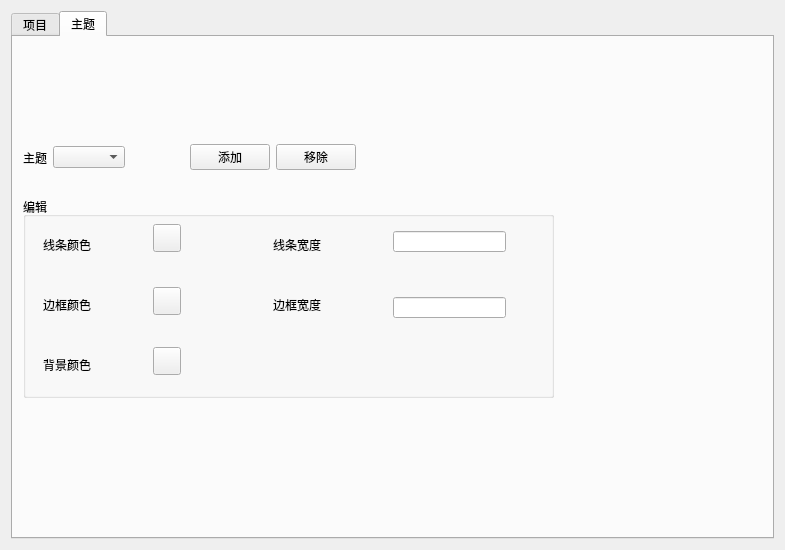
Old version of the form setting.ui in the repository qiuzhiqian/TimeKiller.
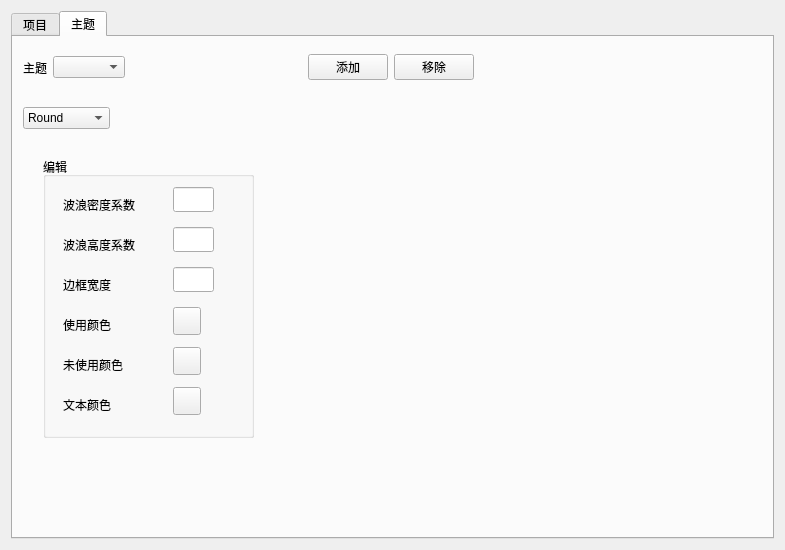
New version of the form. The open tabs and pages were chosen to show the change.

Patch:
```diff
--- a/setting.ui
+++ b/setting.ui
@@ -63,13 +63,95 @@
       <attribute name="title">
        <string>主题</string>
       </attribute>
+      <widget class="QWidget" name="horizontalLayoutWidget">
+       <property name="geometry">
+        <rect>
+         <x>10</x>
+         <y>10</y>
+         <width>451</width>
+         <height>41</height>
+        </rect>
+       </property>
+       <layout class="QHBoxLayout" name="selectLayout">
+        <item>
+         <widget class="QLabel" name="label">
+          <property name="text">
+           <string>主题</string>
+          </property>
+         </widget>
+        </item>
+        <item>
+         <widget class="QComboBox" name="cmb_themelist"/>
+        </item>
+        <item>
+         <spacer name="horizontalSpacer">
+          <property name="orientation">
+           <enum>Qt::Horizontal</enum>
+          </property>
+          <property name="sizeHint" stdset="0">
+           <size>
+            <width>40</width>
+            <height>20</height>
+           </size>
+          </property>
+         </spacer>
+        </item>
+        <item>
+         <widget class="QPushButton" name="pushButton_2">
+          <property name="text">
+           <string>添加</string>
+          </property>
+         </widget>
+        </item>
+        <item>
+         <widget class="QPushButton" name="pushButton">
+          <property name="text">
+           <string>移除</string>
+          </property>
+         </widget>
+        </item>
+       </layout>
+      </widget>
+      <widget class="QComboBox" name="cmb_style">
+       <property name="geometry">
+        <rect>
+         <x>10</x>
+         <y>70</y>
+         <width>87</width>
+         <height>22</height>
+        </rect>
+       </property>
+       <item>
+        <property name="text">
+         <string>Round</string>
+        </property>
+       </item>
+       <item>
+        <property name="text">
+         <string>Water</string>
+        </property>
+       </item>
+      </widget>
+      <widget class="QStackedWidget" name="stackedWidget">
+       <property name="geometry">
+        <rect>
+         <x>20</x>
+         <y>110</y>
+         <width>441</width>
+         <height>351</height>
+        </rect>
+       </property>
+       <property name="currentIndex">
+        <number>1</number>
+       </property>
+       <widget class="QWidget" name="page_round">
       <widget class="QGroupBox" name="groupBox">
        <property name="geometry">
         <rect>
          <x>10</x>
-         <y>160</y>
-         <width>531</width>
-         <height>201</height>
+           <y>10</y>
+           <width>211</width>
+           <height>231</height>
         </rect>
        </property>
        <property name="title">
@@ -91,8 +173,8 @@
        <widget class="QLabel" name="label_4">
         <property name="geometry">
          <rect>
-          <x>250</x>
-          <y>40</y>
+            <x>20</x>
+            <y>160</y>
           <width>72</width>
           <height>15</height>
          </rect>
@@ -104,9 +186,9 @@
        <widget class="QLineEdit" name="le_linewidth">
         <property name="geometry">
          <rect>
-          <x>370</x>
-          <y>34</y>
-          <width>113</width>
+            <x>130</x>
+            <y>150</y>
+            <width>41</width>
           <height>21</height>
          </rect>
         </property>
@@ -115,7 +197,7 @@
         <property name="geometry">
          <rect>
           <x>20</x>
-          <y>100</y>
+            <y>80</y>
           <width>81</width>
           <height>16</height>
          </rect>
@@ -127,8 +209,8 @@
        <widget class="QLabel" name="label_7">
         <property name="geometry">
          <rect>
-          <x>250</x>
-          <y>100</y>
+            <x>20</x>
+            <y>200</y>
           <width>81</width>
           <height>16</height>
          </rect>
@@ -140,9 +222,9 @@
        <widget class="QLineEdit" name="le_borderwidth">
         <property name="geometry">
          <rect>
-          <x>370</x>
-          <y>100</y>
-          <width>113</width>
+            <x>130</x>
+            <y>190</y>
+            <width>41</width>
           <height>21</height>
          </rect>
         </property>
@@ -151,7 +233,7 @@
         <property name="geometry">
          <rect>
           <x>20</x>
-          <y>160</y>
+            <y>120</y>
           <width>72</width>
           <height>15</height>
          </rect>
@@ -177,7 +259,7 @@
         <property name="geometry">
          <rect>
           <x>130</x>
-          <y>90</y>
+            <y>70</y>
           <width>28</width>
           <height>28</height>
          </rect>
@@ -190,7 +272,7 @@
         <property name="geometry">
          <rect>
           <x>130</x>
-          <y>150</y>
+            <y>110</y>
           <width>28</width>
           <height>28</height>
          </rect>
@@ -200,54 +282,169 @@
         </property>
        </widget>
       </widget>
-      <widget class="QWidget" name="horizontalLayoutWidget">
+       </widget>
+       <widget class="QWidget" name="page_water">
+        <widget class="QGroupBox" name="groupBox_2">
        <property name="geometry">
         <rect>
          <x>10</x>
-         <y>100</y>
-         <width>333</width>
-         <height>41</height>
-        </rect>
-       </property>
-       <layout class="QHBoxLayout" name="selectLayout">
-        <item>
-         <widget class="QLabel" name="label">
+           <y>10</y>
+           <width>211</width>
+           <height>281</height>
+          </rect>
+         </property>
+         <property name="title">
+          <string>编辑</string>
+         </property>
+         <widget class="QLabel" name="label_3">
+          <property name="geometry">
+           <rect>
+            <x>20</x>
+            <y>40</y>
+            <width>91</width>
+            <height>16</height>
+           </rect>
+          </property>
           <property name="text">
-           <string>主题</string>
+           <string>波浪密度系数</string>
           </property>
          </widget>
-        </item>
-        <item>
-         <widget class="QComboBox" name="cmb_themelist"/>
-        </item>
-        <item>
-         <spacer name="horizontalSpacer">
-          <property name="orientation">
-           <enum>Qt::Horizontal</enum>
+         <widget class="QLabel" name="label_6">
+          <property name="geometry">
+           <rect>
+            <x>20</x>
+            <y>160</y>
+            <width>72</width>
+            <height>15</height>
+           </rect>
           </property>
-          <property name="sizeHint" stdset="0">
-           <size>
-            <width>40</width>
-            <height>20</height>
-           </size>
+          <property name="text">
+           <string>使用颜色</string>
           </property>
-         </spacer>
-        </item>
-        <item>
-         <widget class="QPushButton" name="pushButton_2">
+         </widget>
+         <widget class="QLineEdit" name="le_waterDensity">
+          <property name="geometry">
+           <rect>
+            <x>130</x>
+            <y>30</y>
+            <width>41</width>
+            <height>25</height>
+           </rect>
+          </property>
+         </widget>
+         <widget class="QLabel" name="label_9">
+          <property name="geometry">
+           <rect>
+            <x>20</x>
+            <y>80</y>
+            <width>91</width>
+            <height>16</height>
+           </rect>
+          </property>
           <property name="text">
-           <string>添加</string>
+           <string>波浪高度系数</string>
           </property>
          </widget>
-        </item>
-        <item>
-         <widget class="QPushButton" name="pushButton">
+         <widget class="QLabel" name="label_10">
+          <property name="geometry">
+           <rect>
+            <x>20</x>
+            <y>200</y>
+            <width>81</width>
+            <height>16</height>
+           </rect>
+          </property>
           <property name="text">
-           <string>移除</string>
+           <string>未使用颜色</string>
           </property>
          </widget>
-        </item>
-       </layout>
+         <widget class="QLineEdit" name="le_waterHeight">
+          <property name="geometry">
+           <rect>
+            <x>130</x>
+            <y>70</y>
+            <width>41</width>
+            <height>25</height>
+           </rect>
+          </property>
+         </widget>
+         <widget class="QLabel" name="label_11">
+          <property name="geometry">
+           <rect>
+            <x>20</x>
+            <y>120</y>
+            <width>72</width>
+            <height>15</height>
+           </rect>
+          </property>
+          <property name="text">
+           <string>边框宽度</string>
+          </property>
+         </widget>
+         <widget class="QPushButton" name="btn_usedcolor">
+          <property name="geometry">
+           <rect>
+            <x>130</x>
+            <y>150</y>
+            <width>28</width>
+            <height>28</height>
+           </rect>
+          </property>
+          <property name="text">
+           <string/>
+          </property>
+         </widget>
+         <widget class="QPushButton" name="btn_unUsedcolor">
+          <property name="geometry">
+           <rect>
+            <x>130</x>
+            <y>190</y>
+            <width>28</width>
+            <height>28</height>
+           </rect>
+          </property>
+          <property name="text">
+           <string/>
+          </property>
+         </widget>
+         <widget class="QPushButton" name="btn_textcolor">
+          <property name="geometry">
+           <rect>
+            <x>130</x>
+            <y>230</y>
+            <width>28</width>
+            <height>28</height>
+           </rect>
+          </property>
+          <property name="text">
+           <string/>
+          </property>
+         </widget>
+         <widget class="QLabel" name="label_12">
+          <property name="geometry">
+           <rect>
+            <x>20</x>
+            <y>240</y>
+            <width>72</width>
+            <height>15</height>
+           </rect>
+          </property>
+          <property name="text">
+           <string>文本颜色</string>
+          </property>
+         </widget>
+         <widget class="QLineEdit" name="le_waterborderWidth">
+          <property name="geometry">
+           <rect>
+            <x>130</x>
+            <y>110</y>
+            <width>41</width>
+            <height>25</height>
+           </rect>
+          </property>
+         </widget>
+        </widget>
+       </widget>
       </widget>
      </widget>
     </widget>
```
Left out of the diff: 2 changed lines with no effect on the pictures. Lines whose indentation alone changed are shown as unchanged.
